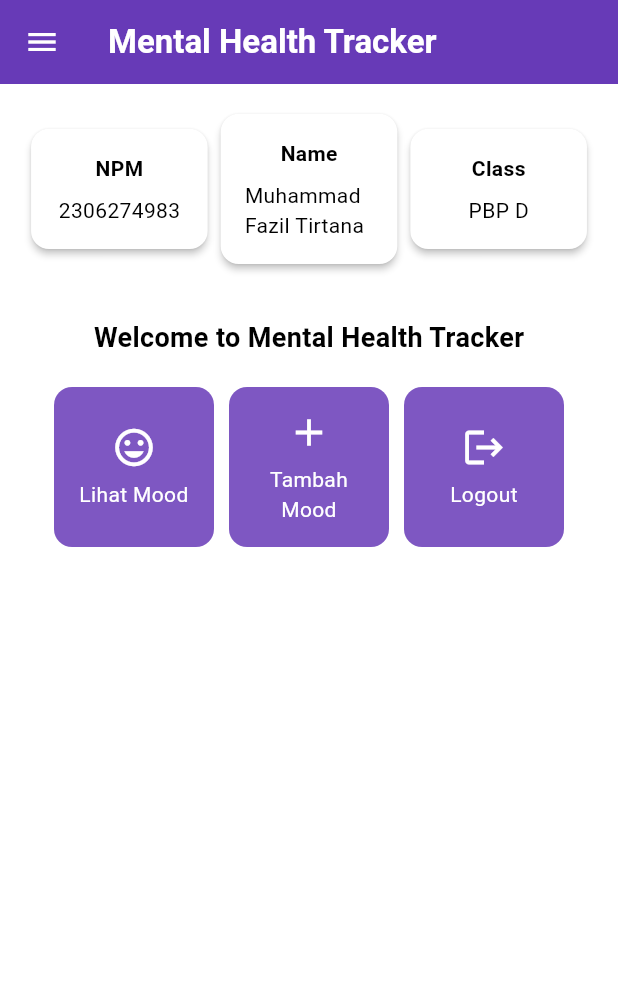
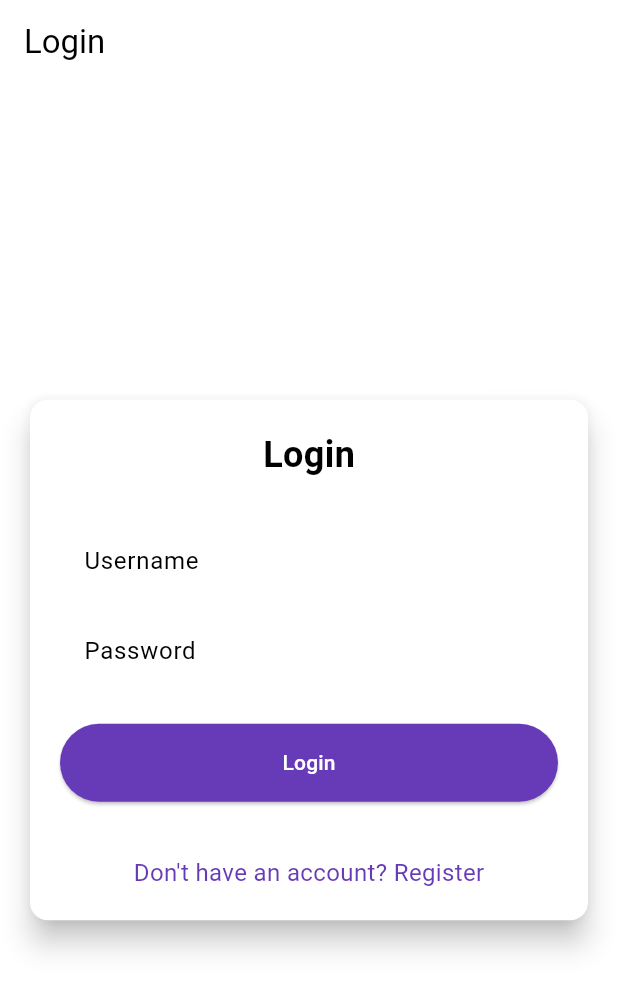
Before and after one commit to fazirta/mental-health-tracker-mobile, a Flutter app: the screen it shows after launch, on a phone screen of 412 x 824 dp. Shown: the top 991 px of the screen. Run offline on Flutter 3.47's test engine with Material 3 defaults, Android fonts, the phone set to English and light mode, and no system bars; missing offline and left inert: pbp_django_auth.

Commit message:
feat: flutter model, data fetching, and django auth
- Created Flutter model (Lagu) with JSON conversion methods.
- Demonstrated data fetching via HTTP and integrated state management with Provider.
- Set up Django authentication with CORS and login API.
- Added integration instructions for Django auth in Flutter app.

```diff
--- /dev/null
+++ b/devtools_options.yaml
@@ -0,0 +1,3 @@
+description: This file stores settings for Dart & Flutter DevTools.
+documentation: https://docs.flutter.dev/tools/devtools/extensions#configure-extension-enablement-states
+extensions:
--- a/lib/main.dart
+++ b/lib/main.dart
@@ -1,5 +1,7 @@
 import 'package:flutter/material.dart';
-import 'package:mental_health_tracker/screens/menu.dart';
+import 'package:mental_health_tracker/screens/login.dart';
+import 'package:pbp_django_auth/pbp_django_auth.dart';
+import 'package:provider/provider.dart';
 
 void main() {
   runApp(const MyApp());
@@ -8,33 +10,23 @@ void main() {
 class MyApp extends StatelessWidget {
   const MyApp({super.key});
 
-  // This widget is the root of your application.
   @override
   Widget build(BuildContext context) {
-    return MaterialApp(
-      title: 'Flutter Demo',
-      theme: ThemeData(
-        // This is the theme of your application.
-        //
-        // TRY THIS: Try running your application with "flutter run". You'll see
-        // the application has a purple toolbar. Then, without quitting the app,
-        // try changing the seedColor in the colorScheme below to Colors.green
-        // and then invoke "hot reload" (save your changes or press the "hot
-        // reload" button in a Flutter-supported IDE, or press "r" if you used
-        // the command line to start the app).
-        //
-        // Notice that the counter didn't reset back to zero; the application
-        // state is not lost during the reload. To reset the state, use hot
-        // restart instead.
-        //
-        // This works for code too, not just values: Most code changes can be
-        // tested with just a hot reload.
-        colorScheme: ColorScheme.fromSwatch(
-          primarySwatch: Colors.deepPurple,
-        ).copyWith(secondary: Colors.deepPurple[400]),
-        useMaterial3: true,
+    return Provider(
+      create: (_) {
+        CookieRequest request = CookieRequest();
+        return request;
+      },
+      child: MaterialApp(
+        title: 'Mental Health Tracker',
+        theme: ThemeData(
+          useMaterial3: true,
+          colorScheme: ColorScheme.fromSwatch(
+            primarySwatch: Colors.deepPurple,
+          ).copyWith(secondary: Colors.deepPurple[400]),
+        ),
+        home: const LoginPage(),
       ),
-      home: MyHomePage(),
     );
   }
 }
--- /dev/null
+++ b/lib/screens/login.dart
@@ -0,0 +1,177 @@
+import 'package:flutter/material.dart';
+import 'package:mental_health_tracker/screens/menu.dart';
+import 'package:mental_health_tracker/screens/register.dart';
+import 'package:pbp_django_auth/pbp_django_auth.dart';
+import 'package:provider/provider.dart';
+
+void main() {
+  runApp(const LoginApp());
+}
+
+class LoginApp extends StatelessWidget {
+  const LoginApp({super.key});
+
+  @override
+  Widget build(BuildContext context) {
+    return MaterialApp(
+      title: 'Login',
+      theme: ThemeData(
+        useMaterial3: true,
+        colorScheme: ColorScheme.fromSwatch(
+          primarySwatch: Colors.deepPurple,
+        ).copyWith(secondary: Colors.deepPurple[400]),
+      ),
+      home: const LoginPage(),
+    );
+  }
+}
+
+class LoginPage extends StatefulWidget {
+  const LoginPage({super.key});
+
+  @override
+  State<LoginPage> createState() => _LoginPageState();
+}
+
+class _LoginPageState extends State<LoginPage> {
+  final TextEditingController _usernameController = TextEditingController();
+  final TextEditingController _passwordController = TextEditingController();
+
+  @override
+  Widget build(BuildContext context) {
+    final request = context.watch<CookieRequest>();
+
+    return Scaffold(
+      appBar: AppBar(
+        title: const Text('Login'),
+      ),
+      body: Center(
+        child: SingleChildScrollView(
+          padding: const EdgeInsets.all(16.0),
+          child: Card(
+            elevation: 8,
+            shape: RoundedRectangleBorder(
+              borderRadius: BorderRadius.circular(12.0),
+            ),
+            child: Padding(
+              padding: const EdgeInsets.all(20.0),
+              child: Column(
+                mainAxisSize: MainAxisSize.min,
+                children: [
+                  const Text(
+                    'Login',
+                    style: TextStyle(
+                      fontSize: 24.0,
+                      fontWeight: FontWeight.bold,
+                    ),
+                  ),
+                  const SizedBox(height: 30.0),
+                  TextField(
+                    controller: _usernameController,
+                    decoration: const InputDecoration(
+                      labelText: 'Username',
+                      hintText: 'Enter your username',
+                      border: OutlineInputBorder(
+                        borderRadius: BorderRadius.all(Radius.circular(12.0)),
+                      ),
+                      contentPadding:
+                          EdgeInsets.symmetric(horizontal: 12.0, vertical: 8.0),
+                    ),
+                  ),
+                  const SizedBox(height: 12.0),
+                  TextField(
+                    controller: _passwordController,
+                    decoration: const InputDecoration(
+                      labelText: 'Password',
+                      hintText: 'Enter your password',
+                      border: OutlineInputBorder(
+                        borderRadius: BorderRadius.all(Radius.circular(12.0)),
+                      ),
+                      contentPadding:
+                          EdgeInsets.symmetric(horizontal: 12.0, vertical: 8.0),
+                    ),
+                    obscureText: true,
+                  ),
+                  const SizedBox(height: 24.0),
+                  ElevatedButton(
+                    onPressed: () async {
+                      String username = _usernameController.text;
+                      String password = _passwordController.text;
+
+                      final response = await request
+                          .login("http://localhost:8000/auth/login/", {
+                        'username': username,
+                        'password': password,
+                      });
+
+                      if (request.loggedIn) {
+                        String message = response['message'];
+                        String uname = response['username'];
+                        if (context.mounted) {
+                          Navigator.pushReplacement(
+                            context,
+                            MaterialPageRoute(
+                                builder: (context) => MyHomePage()),
+                          );
+                          ScaffoldMessenger.of(context)
+                            ..hideCurrentSnackBar()
+                            ..showSnackBar(
+                              SnackBar(
+                                  content:
+                                      Text("$message Selamat datang, $uname.")),
+                            );
+                        }
+                      } else {
+                        if (context.mounted) {
+                          showDialog(
+                            context: context,
+                            builder: (context) => AlertDialog(
+                              title: const Text('Login Gagal'),
+                              content: Text(response['message']),
+                              actions: [
+                                TextButton(
+                                  child: const Text('OK'),
+                                  onPressed: () {
+                                    Navigator.pop(context);
+                                  },
+                                ),
+                              ],
+                            ),
+                          );
+                        }
+                      }
+                    },
+                    style: ElevatedButton.styleFrom(
+                      foregroundColor: Colors.white,
+                      minimumSize: const Size(double.infinity, 50),
+                      backgroundColor: Theme.of(context).colorScheme.primary,
+                      padding: const EdgeInsets.symmetric(vertical: 16.0),
+                    ),
+                    child: const Text('Login'),
+                  ),
+                  const SizedBox(height: 36.0),
+                  GestureDetector(
+                    onTap: () {
+                      Navigator.push(
+                        context,
+                        MaterialPageRoute(
+                            builder: (context) => const RegisterPage()),
+                      );
+                    },
+                    child: Text(
+                      'Don\'t have an account? Register',
+                      style: TextStyle(
+                        color: Theme.of(context).colorScheme.primary,
+                        fontSize: 16.0,
+                      ),
+                    ),
+                  ),
+                ],
+              ),
+            ),
+          ),
+        ),
+      ),
+    );
+  }
+}
--- a/pubspec.yaml
+++ b/pubspec.yaml
@@ -35,6 +35,9 @@ dependencies:
   # The following adds the Cupertino Icons font to your application.
   # Use with the CupertinoIcons class for iOS style icons.
   cupertino_icons: ^1.0.8
+  provider: ^6.1.2
+  pbp_django_auth: ^0.4.0
+  http: ^1.2.2
 
 dev_dependencies:
   flutter_test:
```
Also changed, not shown: lib/models/mood_entry.dart (added, +68 -0 lines), lib/screens/list_moodentry.dart (added, +89 -0 lines), lib/screens/moodentry_form.dart (+34 -27 lines), lib/screens/register.dart (added, +163 -0 lines), lib/widgets/left_drawer.dart (+13 -1 lines), lib/widgets/mood_card.dart (+35 -2 lines), pubspec.lock, 2 other files.
